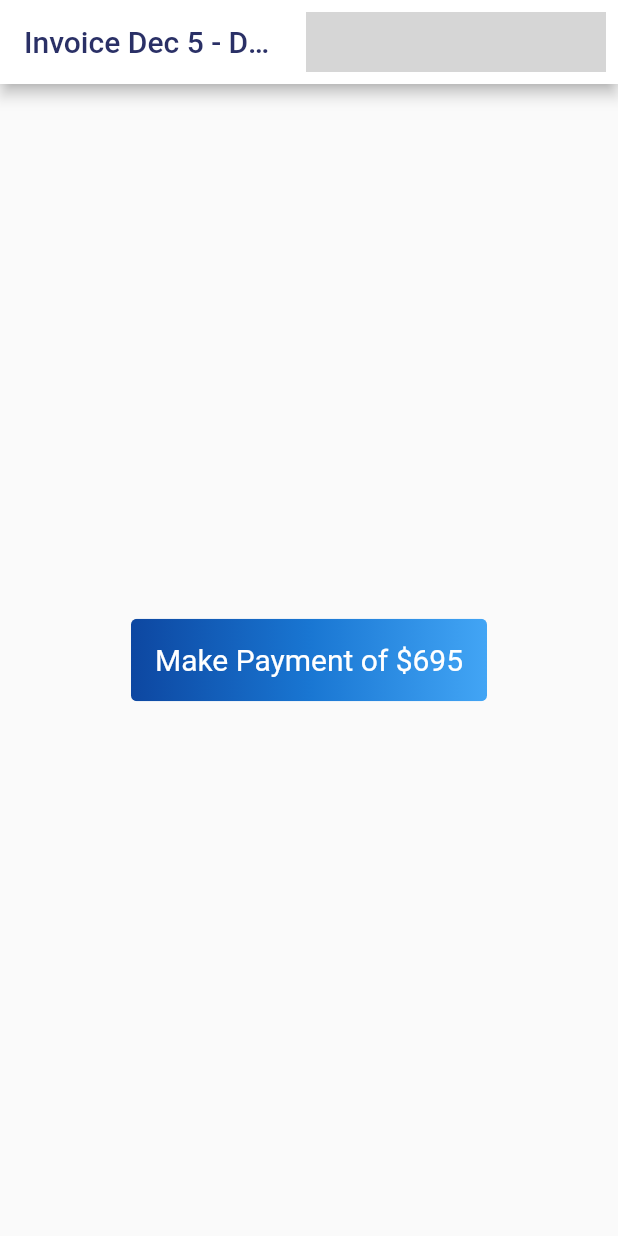
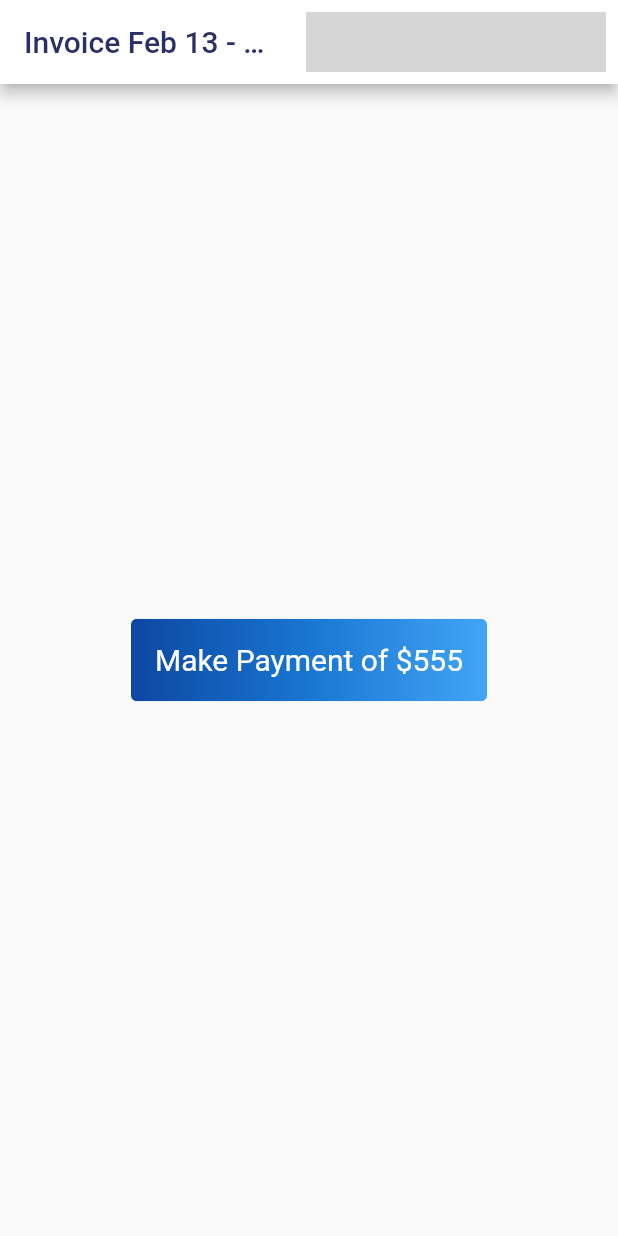
Before and after one commit to Team-Crushing-It/derosa_payment, a Flutter app: the screen it shows after launch, on a phone screen of 412 x 824 dp. Run offline on Flutter 3.47's test engine with Material 2 defaults, Android fonts, the light colour scheme and no system bars; our stand-ins replace bloc, cloud_firestore, equatable, firebase_auth, firebase_core, flutter_bloc and 1 more; missing offline and left inert: flow_builder, very_good_analysis; accounts and stored records are empty; generated files the repository leaves out were written again; network calls fail; grey boxes are pictures that could not be loaded.

Commit message:
Update home.dart

```diff
--- a/lib/home/view/home.dart
+++ b/lib/home/view/home.dart
@@ -30,8 +30,8 @@ class _HomeState extends State<Home> {
   @override
   Widget build(BuildContext context) {
     const id = 'DeRosa';
-    const title = 'Dec 5 - Dec 11';
-    const price = '695';
+    const title = 'Feb 13 - Feb 19';
+    const price = '555';
     final timeStamp = DateTime.now().toString();
 
     return Scaffold(
```
